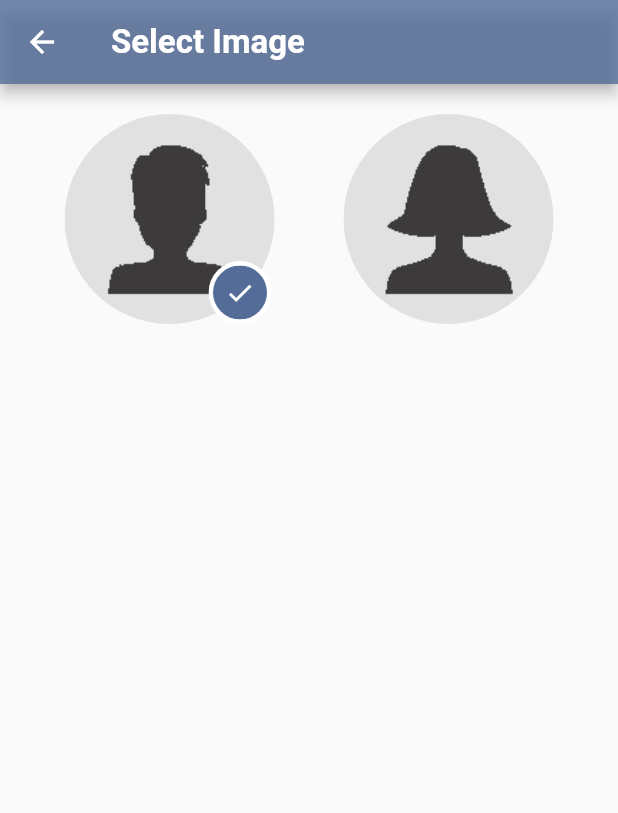
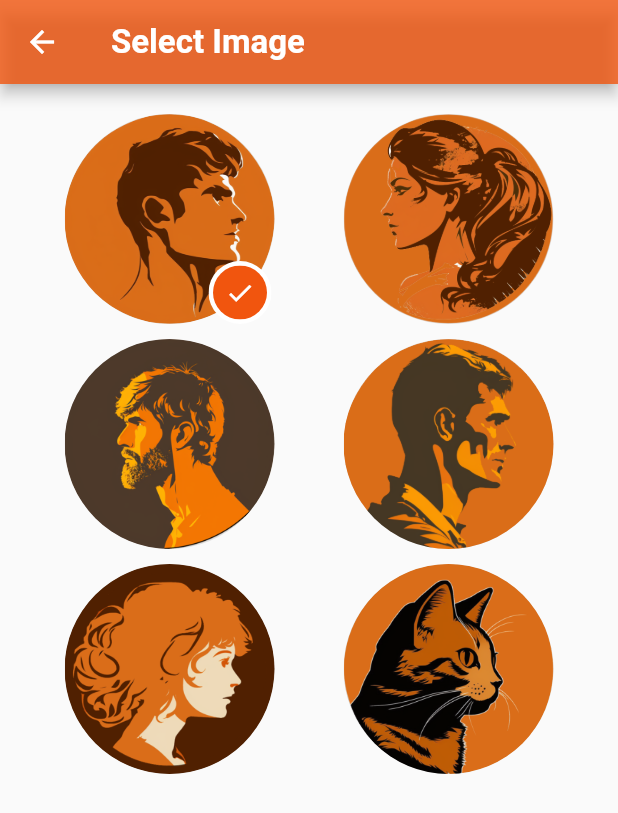
Before and after one commit to vivatNikolay/gym, a Flutter app: the ManagerProfileEdit screen opened directly, after a tap on the "edit" icon, on a phone screen of 412 x 824 dp. Shown: the top 813 px of the screen. Run offline on Flutter 3.47's test engine with Material 2 defaults, Android fonts, the phone set to English and light mode, and no system bars; our stand-ins replace hive, hive_flutter, qr_flutter, syncfusion_flutter_sliders; missing offline and left inert: qr_code_scanner, screen_brightness; accounts and stored records are empty; generated files the repository leaves out were written again; Roboto replaces fonts that are missing (Raleway).

Commit message:
rework images

```diff
--- a/lib/helpers/constants.dart
+++ b/lib/helpers/constants.dart
@@ -1,5 +1,5 @@
 import 'package:flutter/material.dart';
 
-const mainColor = Color(0xFF536C98);
-const trainingListImage = 'images/training_list.jpg';
-const gantelImage = 'images/gantel.jpg';
+const mainColor = Color(0xFFF1550E);
+const trainingListImage = 'images/smoke.png';
+const gantelImage = 'images/gantel.png';
--- a/lib/pages/main_page/qr_code.dart
+++ b/lib/pages/main_page/qr_code.dart
@@ -20,7 +20,6 @@ class QrCode extends StatelessWidget {
           image: DecorationImage(
             image: AssetImage(gantelImage),
             fit: BoxFit.cover,
-            alignment: Alignment.bottomLeft,
             opacity: 0.5,
           ),
         ),
--- a/lib/pages/widgets/image_selector.dart
+++ b/lib/pages/widgets/image_selector.dart
@@ -3,9 +3,9 @@ import 'package:flutter/material.dart';
 import 'circle_image.dart';
 
 class ImageSelector extends StatelessWidget {
-  ValueNotifier<int> iconNum;
+  final ValueNotifier<int> iconNum;
 
-  ImageSelector({required this.iconNum, Key? key}) : super(key: key);
+  const ImageSelector({required this.iconNum, Key? key}) : super(key: key);
 
   @override
   Widget build(BuildContext context) {
@@ -38,6 +38,46 @@ class ImageSelector extends StatelessWidget {
                 ],
               ),
               const SizedBox(height: 10),
+              Row(
+                mainAxisAlignment: MainAxisAlignment.spaceAround,
+                children: [
+                  CircleImage(
+                      image: const AssetImage('images/profileImg3.png'),
+                      icon: iconNum.value == 3 ? Icons.check : null,
+                      onTap: () {
+                        iconNum.value = 3;
+                        Navigator.pop(context);
+                      }),
+                  CircleImage(
+                      image: const AssetImage('images/profileImg4.png'),
+                      icon: iconNum.value == 4 ? Icons.check : null,
+                      onTap: () {
+                        iconNum.value = 4;
+                        Navigator.pop(context);
+                      }),
+                ],
+              ),
+              const SizedBox(height: 10),
+              Row(
+                mainAxisAlignment: MainAxisAlignment.spaceAround,
+                children: [
+                  CircleImage(
+                      image: const AssetImage('images/profileImg5.png'),
+                      icon: iconNum.value == 5 ? Icons.check : null,
+                      onTap: () {
+                        iconNum.value = 5;
+                        Navigator.pop(context);
+                      }),
+                  CircleImage(
+                      image: const AssetImage('images/profileImg6.png'),
+                      icon: iconNum.value == 6 ? Icons.check : null,
+                      onTap: () {
+                        iconNum.value = 6;
+                        Navigator.pop(context);
+                      }),
+                ],
+              ),
+              const SizedBox(height: 10),
             ],
           ),
         ),
```
Also changed, not shown: images/gantel.jpg (deleted), images/gantel.png (added), images/profileImg1.png, images/profileImg2.png, images/profileImg3.png (added), images/profileImg4.png (added), images/profileImg5.png (added), images/profileImg6.png (added), images/smoke.png (added), images/training_list.jpg (deleted), 16 other files.
